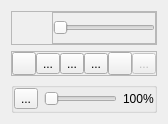
Before: the Qt Designer form src/drawingtools.ui in eigenbom/MQ-Sprite, drawn with Qt 5.
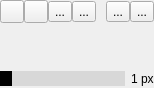
After: the same form once the commit is applied. Icons and pictures are not drawn.

Patch:
```diff
--- a/src/drawingtools.ui
+++ b/src/drawingtools.ui
@@ -6,18 +6,175 @@
    <rect>
     <x>0</x>
     <y>0</y>
-    <width>158</width>
-    <height>112</height>
+    <width>148</width>
+    <height>88</height>
    </rect>
   </property>
   <property name="windowTitle">
    <string>Form</string>
   </property>
   <layout class="QVBoxLayout" name="verticalLayout">
+   <property name="spacing">
+    <number>0</number>
+   </property>
+   <property name="leftMargin">
+    <number>0</number>
+   </property>
+   <property name="topMargin">
+    <number>0</number>
+   </property>
+   <property name="rightMargin">
+    <number>0</number>
+   </property>
+   <property name="bottomMargin">
+    <number>0</number>
+   </property>
+   <item>
+    <widget class="QFrame" name="frame_6">
+     <property name="frameShape">
+      <enum>QFrame::NoFrame</enum>
+     </property>
+     <property name="frameShadow">
+      <enum>QFrame::Raised</enum>
+     </property>
+     <layout class="QHBoxLayout" name="horizontalLayout_7">
+      <property name="spacing">
+       <number>0</number>
+      </property>
+      <property name="leftMargin">
+       <number>0</number>
+      </property>
+      <property name="topMargin">
+       <number>0</number>
+      </property>
+      <property name="rightMargin">
+       <number>0</number>
+      </property>
+      <property name="bottomMargin">
+       <number>0</number>
+      </property>
+      <item>
+       <widget class="QToolButton" name="toolButtonDraw">
+        <property name="toolTip">
+         <string>Draw</string>
+        </property>
+        <property name="text">
+         <string/>
+        </property>
+        <property name="icon">
+         <iconset resource="../icons.qrc">
+          <normaloff>:/icon/icons/gentleface/pencil_icon&amp;16.png</normaloff>:/icon/icons/gentleface/pencil_icon&amp;16.png</iconset>
+        </property>
+        <property name="checkable">
+         <bool>true</bool>
+        </property>
+        <property name="autoRepeatInterval">
+         <number>102</number>
+        </property>
+       </widget>
+      </item>
+      <item>
+       <widget class="QToolButton" name="toolButtonErase">
+        <property name="toolTip">
+         <string>Erase</string>
+        </property>
+        <property name="text">
+         <string/>
+        </property>
+        <property name="icon">
+         <iconset resource="../icons.qrc">
+          <normaloff>:/icon/icons/eraser.png</normaloff>:/icon/icons/eraser.png</iconset>
+        </property>
+        <property name="checkable">
+         <bool>true</bool>
+        </property>
+       </widget>
+      </item>
+      <item>
+       <widget class="QToolButton" name="toolButtonPickColour">
+        <property name="toolTip">
+         <string>Pick Colour</string>
+        </property>
+        <property name="text">
+         <string>...</string>
+        </property>
+        <property name="icon">
+         <iconset resource="../icons.qrc">
+          <normaloff>:/icon/icons/eye-2.png</normaloff>:/icon/icons/eye-2.png</iconset>
+        </property>
+       </widget>
+      </item>
+      <item>
+       <widget class="QToolButton" name="toolButtonFill">
+        <property name="enabled">
+         <bool>true</bool>
+        </property>
+        <property name="toolTip">
+         <string>fill (not available yet)</string>
+        </property>
+        <property name="text">
+         <string>...</string>
+        </property>
+        <property name="icon">
+         <iconset resource="../icons.qrc">
+          <normaloff>:/icon/icons/flask-empty.png</normaloff>:/icon/icons/flask-empty.png</iconset>
+        </property>
+       </widget>
+      </item>
+      <item>
+       <spacer name="horizontalSpacer">
+        <property name="orientation">
+         <enum>Qt::Horizontal</enum>
+        </property>
+        <property name="sizeType">
+         <enum>QSizePolicy::Fixed</enum>
+        </property>
+        <property name="sizeHint" stdset="0">
+         <size>
+          <width>10</width>
+          <height>20</height>
+         </size>
+        </property>
+       </spacer>
+      </item>
+      <item>
+       <widget class="QToolButton" name="toolButtonCopy">
+        <property name="text">
+         <string>...</string>
+        </property>
+        <property name="icon">
+         <iconset resource="../icons.qrc">
+          <normaloff>:/icon/icons/stamp.png</normaloff>:/icon/icons/stamp.png</iconset>
+        </property>
+       </widget>
+      </item>
+      <item>
+       <widget class="QToolButton" name="toolButtonStamp">
+        <property name="toolTip">
+         <string>Stamp</string>
+        </property>
+        <property name="text">
+         <string>...</string>
+        </property>
+        <property name="icon">
+         <iconset resource="../icons.qrc">
+          <normaloff>:/icon/icons/stamp-2.png</normaloff>:/icon/icons/stamp-2.png</iconset>
+        </property>
+        <property name="checkable">
+         <bool>true</bool>
+        </property>
+        <property name="arrowType">
+         <enum>Qt::NoArrow</enum>
+        </property>
+       </widget>
+      </item>
+     </layout>
+    </widget>
+   </item>
    <item>
     <widget class="QFrame" name="frame_4">
      <property name="frameShape">
-      <enum>QFrame::StyledPanel</enum>
+      <enum>QFrame::NoFrame</enum>
      </property>
      <property name="frameShadow">
       <enum>QFrame::Raised</enum>
@@ -62,8 +219,8 @@
         </property>
         <property name="iconSize">
          <size>
-          <width>32</width>
-          <height>32</height>
+          <width>36</width>
+          <height>36</height>
          </size>
         </property>
         <property name="toolButtonStyle">
@@ -80,15 +237,12 @@
       <item>
        <widget class="QFrame" name="frame_5">
         <property name="frameShape">
-         <enum>QFrame::StyledPanel</enum>
+         <enum>QFrame::NoFrame</enum>
         </property>
         <property name="frameShadow">
          <enum>QFrame::Raised</enum>
         </property>
-        <layout class="QHBoxLayout" name="horizontalLayout_5">
-         <property name="spacing">
-          <number>0</number>
-         </property>
+        <layout class="QGridLayout" name="gridLayout">
          <property name="leftMargin">
           <number>0</number>
          </property>
@@ -101,34 +255,118 @@
          <property name="bottomMargin">
           <number>0</number>
          </property>
-         <item>
-          <widget class="QSlider" name="hSliderPenSize">
-           <property name="toolTip">
-            <string>Brush Size</string>
+         <property name="spacing">
+          <number>0</number>
+         </property>
+         <item row="0" column="0">
+          <widget class="QToolButton" name="colourDefault_1">
+           <property name="text">
+            <string/>
            </property>
-           <property name="minimum">
-            <number>1</number>
+           <property name="icon">
+            <iconset resource="../icons.qrc">
+             <normaloff>:/icon/icons/gentleface/square_shape_icon&amp;16.png</normaloff>:/icon/icons/gentleface/square_shape_icon&amp;16.png</iconset>
            </property>
-           <property name="maximum">
-            <number>8</number>
+           <property name="autoRaise">
+            <bool>true</bool>
            </property>
-           <property name="pageStep">
-            <number>1</number>
+          </widget>
+         </item>
+         <item row="1" column="2">
+          <widget class="QToolButton" name="colourDefault_7">
+           <property name="text">
+            <string/>
            </property>
-           <property name="orientation">
-            <enum>Qt::Horizontal</enum>
+           <property name="icon">
+            <iconset resource="../icons.qrc">
+             <normaloff>:/icon/icons/gentleface/square_shape_icon&amp;16.png</normaloff>:/icon/icons/gentleface/square_shape_icon&amp;16.png</iconset>
            </property>
-           <property name="invertedAppearance">
-            <bool>false</bool>
+           <property name="autoRaise">
+            <bool>true</bool>
            </property>
-           <property name="invertedControls">
-            <bool>false</bool>
+          </widget>
+         </item>
+         <item row="0" column="1">
+          <widget class="QToolButton" name="colourDefault_2">
+           <property name="text">
+            <string/>
            </property>
-           <property name="tickPosition">
-            <enum>QSlider::NoTicks</enum>
+           <property name="icon">
+            <iconset resource="../icons.qrc">
+             <normaloff>:/icon/icons/gentleface/square_shape_icon&amp;16.png</normaloff>:/icon/icons/gentleface/square_shape_icon&amp;16.png</iconset>
            </property>
-           <property name="tickInterval">
-            <number>1</number>
+           <property name="autoRaise">
+            <bool>true</bool>
+           </property>
+          </widget>
+         </item>
+         <item row="0" column="2">
+          <widget class="QToolButton" name="colourDefault_3">
+           <property name="text">
+            <string/>
+           </property>
+           <property name="icon">
+            <iconset resource="../icons.qrc">
+             <normaloff>:/icon/icons/gentleface/square_shape_icon&amp;16.png</normaloff>:/icon/icons/gentleface/square_shape_icon&amp;16.png</iconset>
+           </property>
+           <property name="autoRaise">
+            <bool>true</bool>
+           </property>
+          </widget>
+         </item>
+         <item row="0" column="3">
+          <widget class="QToolButton" name="colourDefault_4">
+           <property name="text">
+            <string/>
+           </property>
+           <property name="icon">
+            <iconset resource="../icons.qrc">
+             <normaloff>:/icon/icons/gentleface/square_shape_icon&amp;16.png</normaloff>:/icon/icons/gentleface/square_shape_icon&amp;16.png</iconset>
+           </property>
+           <property name="autoRaise">
+            <bool>true</bool>
+           </property>
+          </widget>
+         </item>
+         <item row="1" column="0">
+          <widget class="QToolButton" name="colourDefault_5">
+           <property name="text">
+            <string/>
+           </property>
+           <property name="icon">
+            <iconset resource="../icons.qrc">
+             <normaloff>:/icon/icons/gentleface/square_shape_icon&amp;16.png</normaloff>:/icon/icons/gentleface/square_shape_icon&amp;16.png</iconset>
+           </property>
+           <property name="autoRaise">
+            <bool>true</bool>
+           </property>
+          </widget>
+         </item>
+         <item row="1" column="1">
+          <widget class="QToolButton" name="colourDefault_6">
+           <property name="text">
+            <string/>
+           </property>
+           <property name="icon">
+            <iconset resource="../icons.qrc">
+             <normaloff>:/icon/icons/gentleface/square_shape_icon&amp;16.png</normaloff>:/icon/icons/gentleface/square_shape_icon&amp;16.png</iconset>
+           </property>
+           <property name="autoRaise">
+            <bool>true</bool>
+           </property>
+          </widget>
+         </item>
+         <item row="1" column="3">
+          <widget class="QToolButton" name="colourDefault_8">
+           <property name="text">
+            <string/>
+           </property>
+           <property name="icon">
+            <iconset resource="../icons.qrc">
+             <normaloff>:/icon/icons/gentleface/square_shape_icon&amp;16.png</normaloff>:/icon/icons/gentleface/square_shape_icon&amp;16.png</iconset>
+           </property>
+           <property name="autoRaise">
+            <bool>true</bool>
            </property>
           </widget>
          </item>
@@ -139,17 +377,14 @@
     </widget>
    </item>
    <item>
-    <widget class="QFrame" name="frame_6">
+    <widget class="QFrame" name="frame">
      <property name="frameShape">
-      <enum>QFrame::StyledPanel</enum>
+      <enum>QFrame::NoFrame</enum>
      </property>
      <property name="frameShadow">
       <enum>QFrame::Raised</enum>
      </property>
-     <layout class="QHBoxLayout" name="horizontalLayout_7">
-      <property name="spacing">
-       <number>0</number>
-      </property>
+     <layout class="QHBoxLayout" name="horizontalLayout_2">
       <property name="leftMargin">
        <number>0</number>
       </property>
@@ -163,158 +398,54 @@
        <number>0</number>
       </property>
       <item>
-       <widget class="QToolButton" name="toolButtonDraw">
+       <widget class="QSlider" name="hSliderPenSize">
         <property name="toolTip">
-         <string>Draw</string>
-        </property>
-        <property name="text">
-         <string/>
-        </property>
-        <property name="icon">
-         <iconset resource="../icons.qrc">
-          <normaloff>:/icon/icons/gentleface/pencil_icon&amp;16.png</normaloff>:/icon/icons/gentleface/pencil_icon&amp;16.png</iconset>
-        </property>
-        <property name="checkable">
-         <bool>true</bool>
-        </property>
-        <property name="autoRepeatInterval">
-         <number>102</number>
-        </property>
-       </widget>
-      </item>
-      <item>
-       <widget class="QToolButton" name="toolButtonPickColour">
-        <property name="toolTip">
-         <string>Pick Colour</string>
-        </property>
-        <property name="text">
-         <string>...</string>
-        </property>
-        <property name="icon">
-         <iconset resource="../icons.qrc">
-          <normaloff>:/icon/icons/eye-2.png</normaloff>:/icon/icons/eye-2.png</iconset>
-        </property>
-       </widget>
-      </item>
-      <item>
-       <widget class="QToolButton" name="toolButtonStamp">
-        <property name="toolTip">
-         <string>Stamp</string>
-        </property>
-        <property name="text">
-         <string>...</string>
-        </property>
-        <property name="icon">
-         <iconset resource="../icons.qrc">
-          <normaloff>:/icon/icons/stamp-2.png</normaloff>:/icon/icons/stamp-2.png</iconset>
-        </property>
-        <property name="checkable">
-         <bool>true</bool>
-        </property>
-        <property name="arrowType">
-         <enum>Qt::NoArrow</enum>
-        </property>
-       </widget>
-      </item>
-      <item>
-       <widget class="QToolButton" name="toolButtonCopy">
-        <property name="text">
-         <string>...</string>
-        </property>
-        <property name="icon">
-         <iconset resource="../icons.qrc">
-          <normaloff>:/icon/icons/stamp.png</normaloff>:/icon/icons/stamp.png</iconset>
-        </property>
-       </widget>
-      </item>
-      <item>
-       <widget class="QToolButton" name="toolButtonErase">
-        <property name="toolTip">
-         <string>Erase</string>
-        </property>
-        <property name="text">
-         <string/>
-        </property>
-        <property name="icon">
-         <iconset resource="../icons.qrc">
-          <normaloff>:/icon/icons/eraser.png</normaloff>:/icon/icons/eraser.png</iconset>
-        </property>
-        <property name="checkable">
-         <bool>true</bool>
-        </property>
-       </widget>
-      </item>
-      <item>
-       <widget class="QToolButton" name="toolButtonFill">
-        <property name="enabled">
-         <bool>false</bool>
-        </property>
-        <property name="toolTip">
-         <string>fill (not available yet)</string>
-        </property>
-        <property name="text">
-         <string>...</string>
-        </property>
-        <property name="icon">
-         <iconset resource="../icons.qrc">
-          <normaloff>:/icon/icons/flask-empty.png</normaloff>:/icon/icons/flask-empty.png</iconset>
-        </property>
-       </widget>
-      </item>
-     </layout>
-    </widget>
-   </item>
-   <item>
-    <widget class="QGroupBox" name="groupBox">
-     <layout class="QHBoxLayout" name="horizontalLayout_3">
-      <property name="leftMargin">
-       <number>0</number>
-      </property>
-      <property name="topMargin">
-       <number>0</number>
-      </property>
-      <property name="rightMargin">
-       <number>0</number>
-      </property>
-      <property name="bottomMargin">
-       <number>0</number>
-      </property>
-      <item>
-       <widget class="QToolButton" name="toolButtonFitToWindow">
-        <property name="enabled">
-         <bool>true</bool>
-        </property>
-        <property name="toolTip">
-         <string>Fit To Window</string>
-        </property>
-        <property name="text">
-         <string>...</string>
-        </property>
-        <property name="icon">
-         <iconset resource="../icons.qrc">
-          <normaloff>:/icon/icons/gentleface/expand_icon&amp;16.png</normaloff>:/icon/icons/gentleface/expand_icon&amp;16.png</iconset>
-        </property>
-       </widget>
-      </item>
-      <item>
-       <widget class="QSlider" name="hSliderZoom">
-        <property name="minimumSize">
-         <size>
-          <width>0</width>
-          <height>0</height>
-         </size>
+         <string>Brush Size</string>
         </property>
         <property name="styleSheet">
-         <string notr="true"/>
+         <string notr="true">
+QSlider::groove:horizontal {
+border: 0px solid #000;
+background: rgba(0,0,0,0.1);
+height: 16px;
+}
+QSlider::handle:horizontal {
+background: black;
+width: 12px;
+margin-top: -0px;
+margin-bottom: -0px;
+margin-left: 0px;
+border-radius: 0px;
+}
+
+QSlider::handle:horizontal:hover {
+background: black;
+border-radius: 0px;
+}
+
+QSlider::sub-page:horizontal:disabled {
+background: #bbb;
+border-color: #999;
+}
+
+QSlider::add-page:horizontal:disabled {
+background: #eee;
+border-color: #999;
+}
+
+QSlider::handle:horizontal:disabled {
+background: #eee;
+border: 1px solid #aaa;
+}</string>
         </property>
         <property name="minimum">
          <number>1</number>
         </property>
         <property name="maximum">
-         <number>48</number>
+         <number>8</number>
         </property>
         <property name="pageStep">
-         <number>2</number>
+         <number>1</number>
         </property>
         <property name="orientation">
          <enum>Qt::Horizontal</enum>
@@ -329,14 +460,14 @@
          <enum>QSlider::NoTicks</enum>
         </property>
         <property name="tickInterval">
-         <number>4</number>
+         <number>1</number>
         </property>
        </widget>
       </item>
       <item>
-       <widget class="QLabel" name="label">
+       <widget class="QLabel" name="labelPenSize">
         <property name="text">
-         <string>100%</string>
+         <string>1 px</string>
         </property>
        </widget>
       </item>
@@ -344,6 +475,102 @@
     </widget>
    </item>
   </layout>
+  <action name="actionDraw">
+   <property name="checkable">
+    <bool>true</bool>
+   </property>
+   <property name="icon">
+    <iconset resource="../icons.qrc">
+     <normaloff>:/icon/icons/gentleface/pencil_icon&amp;16.png</normaloff>:/icon/icons/gentleface/pencil_icon&amp;16.png</iconset>
+   </property>
+   <property name="text">
+    <string>draw</string>
+   </property>
+   <property name="shortcut">
+    <string>N</string>
+   </property>
+  </action>
+  <action name="actionErase">
+   <property name="checkable">
+    <bool>true</bool>
+   </property>
+   <property name="icon">
+    <iconset resource="../icons.qrc">
+     <normaloff>:/icon/icons/eraser_16.png</normaloff>:/icon/icons/eraser_16.png</iconset>
+   </property>
+   <property name="text">
+    <string>erase</string>
+   </property>
+   <property name="shortcut">
+    <string>Shift+E</string>
+   </property>
+  </action>
+  <action name="actionPickColour">
+   <property name="checkable">
+    <bool>true</bool>
+   </property>
+   <property name="icon">
+    <iconset resource="../icons.qrc">
+     <normaloff>:/icon/icons/gentleface/eye_icon&amp;16.png</normaloff>:/icon/icons/gentleface/eye_icon&amp;16.png</iconset>
+   </property>
+   <property name="text">
+    <string>pick colour</string>
+   </property>
+  </action>
+  <action name="actionStamp">
+   <property name="checkable">
+    <bool>true</bool>
+   </property>
+   <property name="icon">
+    <iconset resource="../icons.qrc">
+     <normaloff>:/icon/icons/gentleface/clipboard_past_icon&amp;16.png</normaloff>:/icon/icons/gentleface/clipboard_past_icon&amp;16.png</iconset>
+   </property>
+   <property name="text">
+    <string>stamp</string>
+   </property>
+   <property name="toolTip">
+    <string>stamp</string>
+   </property>
+   <property name="shortcut">
+    <string>Ctrl+V</string>
+   </property>
+  </action>
+  <action name="actionCopy">
+   <property name="checkable">
+    <bool>true</bool>
+   </property>
+   <property name="icon">
+    <iconset resource="../icons.qrc">
+     <normaloff>:/icon/icons/gentleface/clipboard_cut_icon&amp;16.png</normaloff>:/icon/icons/gentleface/clipboard_cut_icon&amp;16.png</iconset>
+   </property>
+   <property name="text">
+    <string>copy</string>
+   </property>
+   <property name="toolTip">
+    <string>copy</string>
+   </property>
+   <property name="shortcut">
+    <string>Ctrl+C</string>
+   </property>
+  </action>
+  <action name="actionFill">
+   <property name="checkable">
+    <bool>true</bool>
+   </property>
+   <property name="icon">
+    <iconset resource="../icons.qrc">
+     <normaloff>:/icon/icons/gentleface/brush_icon&amp;16.png</normaloff>:/icon/icons/gentleface/brush_icon&amp;16.png</iconset>
+   </property>
+   <property name="text">
+    <string>fill</string>
+   </property>
+   <property name="toolTip">
+    <string>fill</string>
+   </property>
+   <property name="shortcut">
+    <string>F</string>
+   </property>
+  </action>
  </widget>
  <resources>
   <include location="../icons.qrc"/>
```
